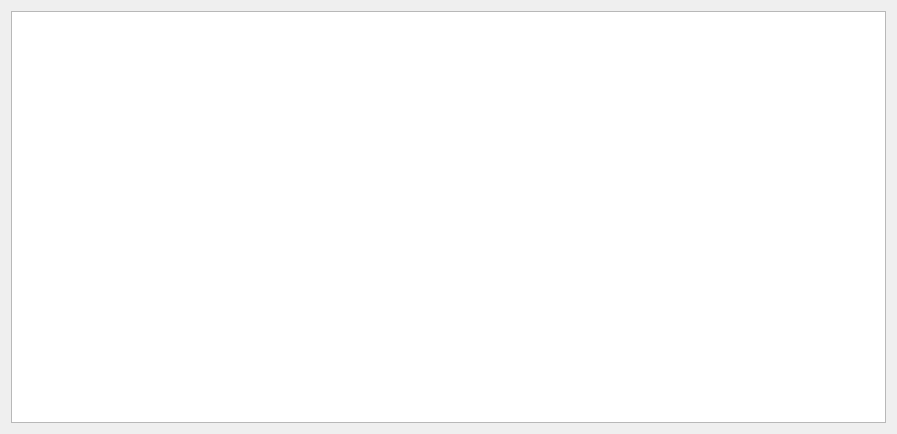
ruoxianSun/nestpp, file formtableview.ui: the form before one commit.
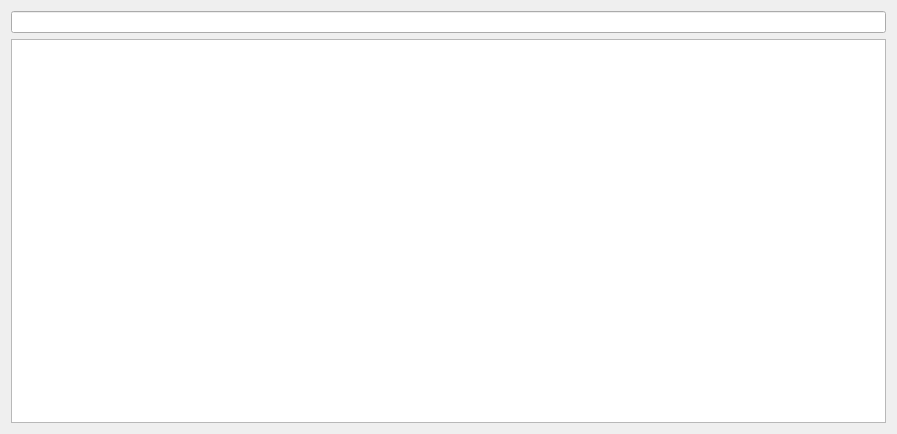
The form after the commit.

Commit message: optimize: 使用css选择器，选中tableview里面的控件使用css规则

```diff
--- a/formtableview.ui
+++ b/formtableview.ui
@@ -14,6 +14,9 @@
    <string>Form</string>
   </property>
   <layout class="QVBoxLayout" name="verticalLayout">
+   <item>
+    <widget class="QLineEdit" name="lineEdit"/>
+   </item>
    <item>
     <widget class="QTableView" name="tableView"/>
    </item>
```
The commit also changes 2 other files.
